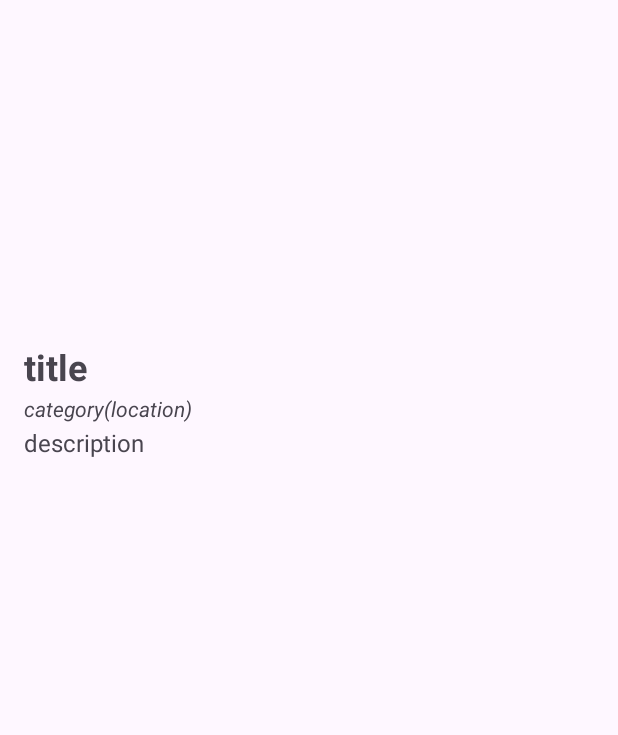
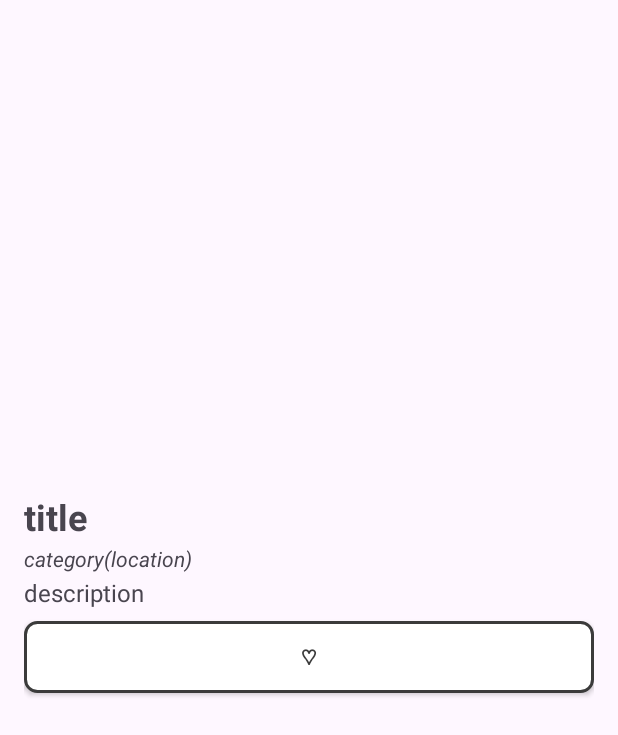
Before and after one commit to ihbelretga/Assessment1, an Android app: the fragment CafeDetails shown on its own in the app's theme, on a phone screen of 412 x 824 dp. Shown: the top 735 px of the screen. Run offline under Robolectric (Android 15) with nearby library versions, the phone set to English and light mode, and no system bars.

Commit message:
added favourite button with custom background

```diff
--- /dev/null
+++ b/app/src/main/res/drawable/button_background.xml
@@ -0,0 +1,18 @@
+<?xml version="1.0" encoding="utf-8"?>
+<shape xmlns:android="http://schemas.android.com/apk/res/android"
+    android:shape="rectangle">
+
+    <solid android:color="#FFFFFF" />
+
+    <stroke
+        android:width="2dp"
+        android:color="#3B3B3B" />
+
+    <corners android:radius="8dp" />
+
+    <padding
+        android:left="8dp"
+        android:top="4dp"
+        android:right="8dp"
+        android:bottom="4dp" />
+</shape>
--- a/app/src/main/res/layout/fragment_cafe_details.xml
+++ b/app/src/main/res/layout/fragment_cafe_details.xml
@@ -1,44 +1,58 @@
 <?xml version="1.0" encoding="utf-8"?>
 <LinearLayout xmlns:android="http://schemas.android.com/apk/res/android"
+    android:orientation="vertical"
     android:layout_width="match_parent"
     android:layout_height="match_parent"
     android:padding="16dp">
 
+    <ImageView
+        android:id="@+id/detailImage"
+        android:layout_width="match_parent"
+        android:layout_height="300dp"
+        android:scaleType="centerCrop"
+        android:contentDescription="cafe image"/>
+
+
     <LinearLayout
-        android:orientation="vertical"
         android:layout_width="match_parent"
-        android:layout_height="wrap_content">
-
-        <ImageView
-            android:id="@+id/detailImage"
-            android:layout_width="match_parent"
-            android:layout_height="200dp"
-            android:scaleType="centerCrop"
-            android:contentDescription="cafe image"/>
+        android:layout_height="wrap_content"
+        android:orientation="vertical">
 
         <TextView
             android:id="@+id/detailTitle"
+            android:layout_width="wrap_content"
+            android:layout_height="wrap_content"
+            android:layout_marginTop="12dp"
             android:text="title"
-            android:textStyle="bold"
             android:textSize="24sp"
-            android:layout_marginTop="12dp"
-            android:layout_width="wrap_content"
-            android:layout_height="wrap_content"/>
+            android:textStyle="bold" />
 
         <TextView
             android:id="@+id/detailCategory"
+            android:layout_width="wrap_content"
+            android:layout_height="wrap_content"
+            android:layout_marginTop="2dp"
             android:text="category(location)"
-            android:textStyle="italic"
             android:textSize="14sp"
-            android:layout_marginTop="2dp"
-            android:layout_width="wrap_content"
-            android:layout_height="wrap_content"/>
+            android:textStyle="italic" />
+
         <TextView
             android:id="@+id/detailDescription"
+            android:layout_width="wrap_content"
+            android:layout_height="wrap_content"
+            android:layout_marginTop="2dp"
             android:text="description"
             android:textSize="16sp"
-            android:layout_marginTop="2dp"
-            android:layout_width="wrap_content"
-            android:layout_height="wrap_content"/>
+            android:paddingBottom="8dp"/>
+
     </LinearLayout>
+    <ToggleButton
+        android:id="@+id/favouriteBtn"
+        android:textColor="#3B3B3B"
+        android:textStyle="bold"
+        android:textOn="❤︎"
+        android:textOff="♡︎"
+        android:background="@drawable/button_background"
+        android:layout_width="match_parent"
+        android:layout_height="wrap_content" />
 </LinearLayout>
--- a/app/src/main/res/layout/item_cafe.xml
+++ b/app/src/main/res/layout/item_cafe.xml
@@ -25,6 +25,7 @@
             android:layout_width="0dp"
             android:layout_weight="1"
             android:layout_height="wrap_content">
+
         <TextView
             android:id="@+id/cafeTitle"
             android:text="title"
@@ -42,11 +43,14 @@
             android:layout_width="wrap_content"
             android:layout_height="wrap_content"/>
         </LinearLayout>
+
         <ToggleButton
             android:id="@+id/favouriteBtn"
+            android:textColor="#3B3B3B"
+            android:textStyle="bold"
             android:textOn="❤︎"
             android:textOff="♡︎"
-            android:background="@color/white"
+            android:background="@drawable/button_background"
             android:layout_width="wrap_content"
             android:layout_height="wrap_content" />
     </LinearLayout>
```
